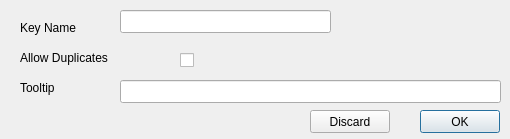
seth-world/zcontent, file zcontentutils/zkeydlg.ui: the form before one commit.
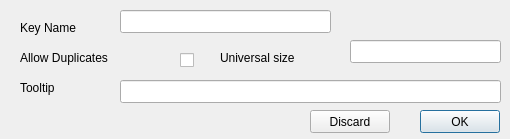
The form after the commit.

```diff
--- a/zcontentutils/zkeydlg.ui
+++ b/zcontentutils/zkeydlg.ui
@@ -111,6 +111,29 @@
     <string>Tooltip</string>
    </property>
   </widget>
+  <widget class="QLabel" name="label_4">
+   <property name="geometry">
+    <rect>
+     <x>220</x>
+     <y>50</y>
+     <width>141</width>
+     <height>16</height>
+    </rect>
+   </property>
+   <property name="text">
+    <string>Universal size</string>
+   </property>
+  </widget>
+  <widget class="QLineEdit" name="KeySizeLEd">
+   <property name="geometry">
+    <rect>
+     <x>350</x>
+     <y>40</y>
+     <width>151</width>
+     <height>23</height>
+    </rect>
+   </property>
+  </widget>
  </widget>
  <tabstops>
   <tabstop>KeyNameLEd</tabstop>
```
